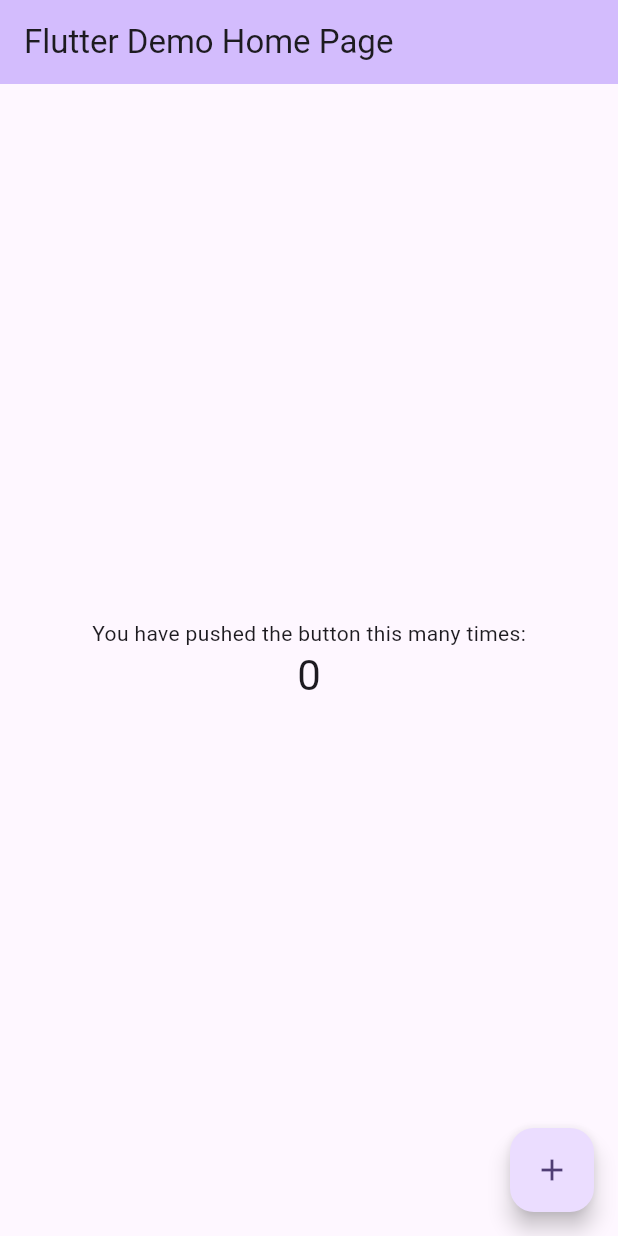
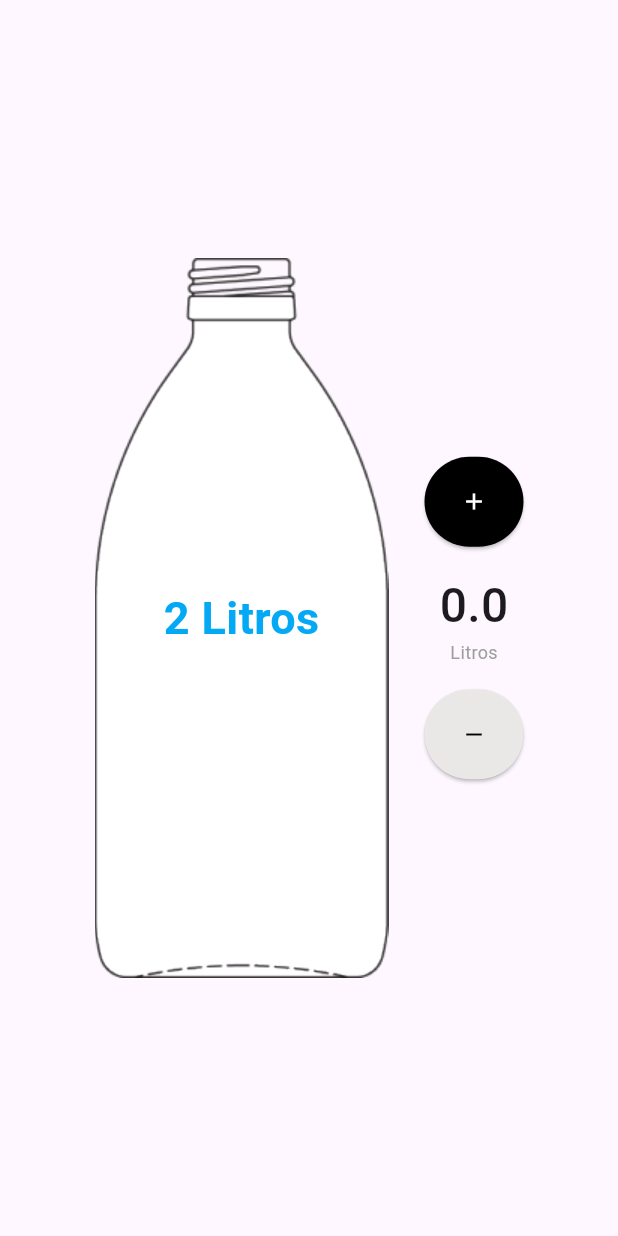
Before and after one commit to PhillipiLino/drink-water, a Flutter app: the screen it shows after launch, on a phone screen of 412 x 824 dp. Run offline on Flutter 3.47's test engine with Material 2 defaults, Android fonts, the phone set to English and light mode, and no system bars.

Commit message:
Add bottle and fill them

```diff
--- /dev/null
+++ b/lib/bottle.dart
@@ -0,0 +1,58 @@
+import 'package:flutter/material.dart';
+
+class Bottle extends StatelessWidget {
+  final double drinkedMls;
+  final bool showLimit;
+
+  const Bottle({
+    required this.drinkedMls,
+    this.showLimit = true,
+    super.key,
+  });
+
+  final bottleLimit = 2000;
+
+  @override
+  Widget build(BuildContext context) {
+    return Stack(
+      children: [
+        Image.asset(
+          'assets/images/bottle.png',
+        ),
+        ShaderMask(
+          shaderCallback: (bounds) {
+            return LinearGradient(
+              begin: Alignment.bottomCenter,
+              end: Alignment.topCenter,
+              colors: const [
+                Color.fromARGB(255, 129, 203, 222),
+                Colors.white,
+              ],
+              stops: [
+                0.0,
+                (drinkedMls / bottleLimit),
+              ],
+              tileMode: TileMode.mirror,
+            ).createShader(bounds);
+          },
+          child: Image.asset('assets/images/bottle.png'),
+        ),
+        if (showLimit)
+          const Positioned.fill(
+            child: Center(
+              child: SizedBox(
+                child: Text(
+                  '2 Litros',
+                  style: TextStyle(
+                    fontWeight: FontWeight.bold,
+                    fontSize: 30,
+                    color: Colors.lightBlue,
+                  ),
+                ),
+              ),
+            ),
+          ),
+      ],
+    );
+  }
+}
--- /dev/null
+++ b/lib/default_button.dart
@@ -0,0 +1,38 @@
+import 'package:flutter/material.dart';
+
+enum DefaultButtonStyle {
+  primary(Colors.black, Colors.white),
+  secondary(Color.fromARGB(255, 234, 231, 231), Colors.black);
+
+  const DefaultButtonStyle(this.backgroundColor, this.foregroundColor);
+  final Color backgroundColor;
+  final Color foregroundColor;
+}
+
+class DefaultButton extends StatelessWidget {
+  final VoidCallback onPressed;
+  final Widget child;
+  final DefaultButtonStyle style;
+
+  const DefaultButton({
+    required this.onPressed,
+    required this.child,
+    this.style = DefaultButtonStyle.primary,
+    super.key,
+  });
+
+  @override
+  Widget build(BuildContext context) {
+    return SizedBox(
+      height: 60,
+      child: ElevatedButton(
+        style: ElevatedButton.styleFrom(
+          backgroundColor: style.backgroundColor,
+          foregroundColor: style.foregroundColor,
+        ),
+        onPressed: onPressed,
+        child: child,
+      ),
+    );
+  }
+}
--- a/lib/main.dart
+++ b/lib/main.dart
@@ -1,3 +1,5 @@
+import 'package:drink_watter/bottle.dart';
+import 'package:drink_watter/default_button.dart';
 import 'package:flutter/material.dart';
 
 void main() {
@@ -55,71 +57,94 @@
 }
 
 class _MyHomePageState extends State<MyHomePage> {
+  double goal = 2000;
+  double currentMls = 0;
+  int extraBottles = 0;
   int _counter = 0;
 
   void _incrementCounter() {
     setState(() {
-      // This call to setState tells the Flutter framework that something has
-      // changed in this State, which causes it to rerun the build method below
-      // so that the display can reflect the updated values. If we changed
-      // _counter without calling setState(), then the build method would not be
-      // called again, and so nothing would appear to happen.
       _counter++;
+      currentMls = _counter * 100;
+    });
+  }
+
+  void _decrementCounter() {
+    if (_counter == 0) return;
+    setState(() {
+      _counter--;
+      currentMls = _counter * 100;
     });
   }
 
   @override
   Widget build(BuildContext context) {
-    // This method is rerun every time setState is called, for instance as done
-    // by the _incrementCounter method above.
-    //
-    // The Flutter framework has been optimized to make rerunning build methods
-    // fast, so that you can just rebuild anything that needs updating rather
-    // than having to individually change instances of widgets.
+    extraBottles = currentMls ~/ 2000;
     return Scaffold(
-      appBar: AppBar(
-        // TRY THIS: Try changing the color here to a specific color (to
-        // Colors.amber, perhaps?) and trigger a hot reload to see the AppBar
-        // change color while the other colors stay the same.
-        backgroundColor: Theme.of(context).colorScheme.inversePrimary,
-        // Here we take the value from the MyHomePage object that was created by
-        // the App.build method, and use it to set our appbar title.
-        title: Text(widget.title),
-      ),
       body: Center(
-        // Center is a layout widget. It takes a single child and positions it
-        // in the middle of the parent.
         child: Column(
-          // Column is also a layout widget. It takes a list of children and
-          // arranges them vertically. By default, it sizes itself to fit its
-          // children horizontally, and tries to be as tall as its parent.
-          //
-          // Column has various properties to control how it sizes itself and
-          // how it positions its children. Here we use mainAxisAlignment to
-          // center the children vertically; the main axis here is the vertical
-          // axis because Columns are vertical (the cross axis would be
-          // horizontal).
-          //
-          // TRY THIS: Invoke "debug painting" (choose the "Toggle Debug Paint"
-          // action in the IDE, or press "p" in the console), to see the
-          // wireframe for each widget.
           mainAxisAlignment: MainAxisAlignment.center,
+          crossAxisAlignment: CrossAxisAlignment.center,
           children: <Widget>[
-            const Text(
-              'You have pushed the button this many times:',
+            AnimatedContainer(
+              duration: const Duration(milliseconds: 300),
+              height: extraBottles > 0 ? 80 : 0,
+              child: ListView.separated(
+                scrollDirection: Axis.horizontal,
+                padding: const EdgeInsets.only(bottom: 24),
+                itemCount: extraBottles,
+                separatorBuilder: (_, __) => const SizedBox(width: 12),
+                itemBuilder: (_, __) {
+                  return const Bottle(drinkedMls: 2000, showLimit: false);
+                },
+              ),
             ),
-            Text(
-              '$_counter',
-              style: Theme.of(context).textTheme.headlineMedium,
+            Row(
+              mainAxisSize: MainAxisSize.min,
+              children: [
+                Column(
+                  children: [
+                    Bottle(
+                      drinkedMls: currentMls - (currentMls ~/ 2000 * goal),
+                    ),
+                  ],
+                ),
+                const SizedBox(width: 24),
+                Column(
+                  children: [
+                    DefaultButton(
+                      onPressed: _incrementCounter,
+                      child: const Icon(Icons.add),
+                    ),
+                    const SizedBox(height: 16),
+                    Column(
+                      children: [
+                        Text(
+                          '${currentMls / 1000}',
+                          style: const TextStyle(
+                            fontSize: 32,
+                            fontWeight: FontWeight.w500,
+                          ),
+                        ),
+                        const Text(
+                          'Litros',
+                          style: TextStyle(fontSize: 12, color: Colors.grey),
+                        ),
+                      ],
+                    ),
+                    const SizedBox(height: 16),
+                    DefaultButton(
+                      onPressed: _decrementCounter,
+                      style: DefaultButtonStyle.secondary,
+                      child: const Icon(Icons.remove),
+                    ),
+                  ],
+                )
+              ],
             ),
           ],
         ),
       ),
-      floatingActionButton: FloatingActionButton(
-        onPressed: _incrementCounter,
-        tooltip: 'Increment',
-        child: const Icon(Icons.add),
-      ), // This trailing comma makes auto-formatting nicer for build methods.
     );
   }
 }
--- a/pubspec.yaml
+++ b/pubspec.yaml
@@ -59,8 +59,8 @@ flutter:
   uses-material-design: true
 
   # To add assets to your application, add an assets section, like this:
-  # assets:
-  #   - images/a_dot_burr.jpeg
+  assets:
+    - assets/images/bottle.png
   #   - images/a_dot_ham.jpeg
 
   # An image asset can refer to one or more resolution-specific "variants", see
```
Also changed, not shown: assets/images/_bottle.png (added), assets/images/bottle.png (added), pubspec.lock, 7 other files.
